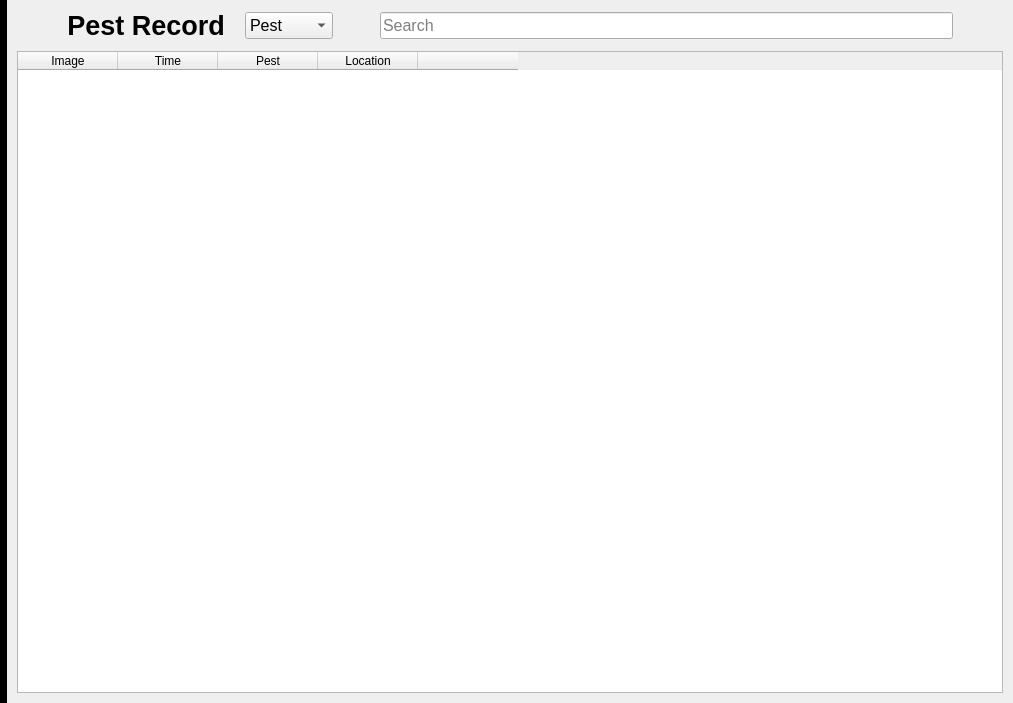
Above: gui/src/Record.ui from WEI22/ICMS before the change. Below: the same form after it.
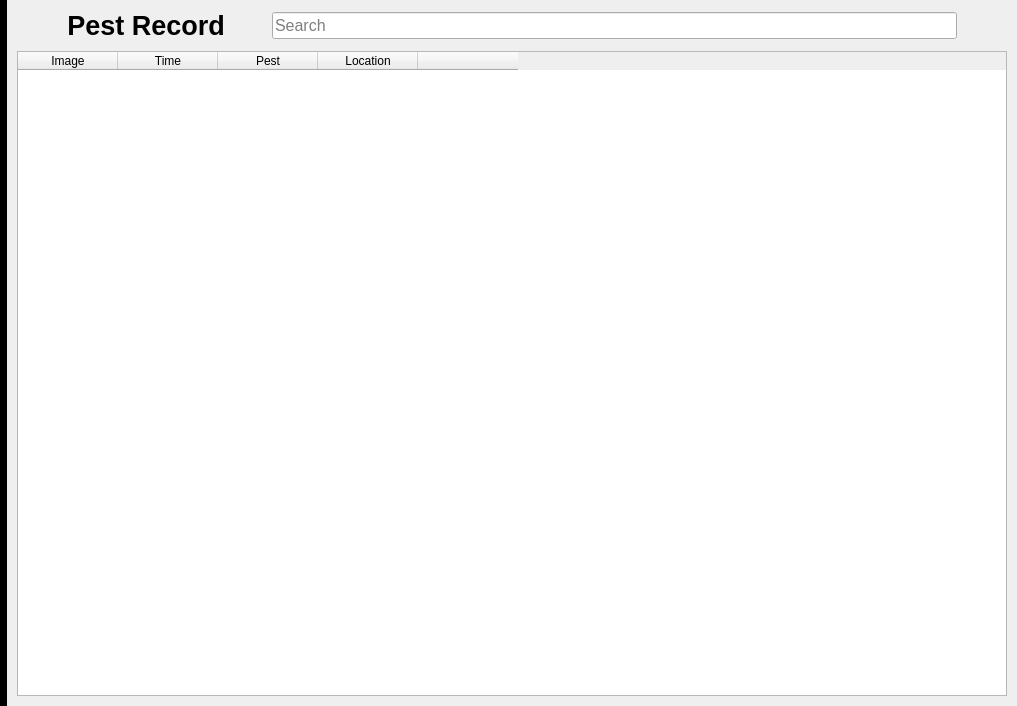
That is the form after the change. Icons and pictures are not drawn. Custom widgets are drawn as their Qt base class.

```diff
--- a/gui/src/Record.ui
+++ b/gui/src/Record.ui
@@ -6,8 +6,8 @@
    <rect>
     <x>0</x>
     <y>0</y>
-    <width>1013</width>
-    <height>703</height>
+    <width>1017</width>
+    <height>706</height>
    </rect>
   </property>
   <property name="windowTitle">
@@ -173,7 +173,7 @@
       <number>10</number>
      </property>
      <item>
-      <layout class="QHBoxLayout" name="record_top" stretch="0,0,0,0">
+      <layout class="QHBoxLayout" name="record_top" stretch="0,0,0">
        <property name="spacing">
         <number>20</number>
        </property>
@@ -200,28 +200,6 @@
          </property>
         </widget>
        </item>
-       <item>
-        <widget class="QComboBox" name="table_combobox">
-         <property name="font">
-          <font>
-           <pointsize>12</pointsize>
-          </font>
-         </property>
-         <property name="styleSheet">
-          <string notr="true"/>
-         </property>
-         <item>
-          <property name="text">
-           <string>Pest</string>
-          </property>
-         </item>
-         <item>
-          <property name="text">
-           <string>Disease</string>
-          </property>
-         </item>
-        </widget>
-       </item>
        <item>
         <widget class="ClickableLabel" name="record_search_btn">
          <property name="styleSheet">
```
